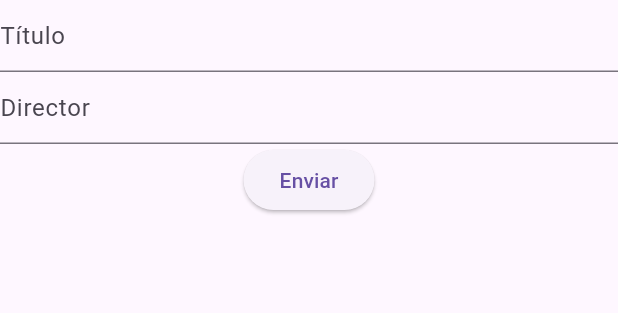
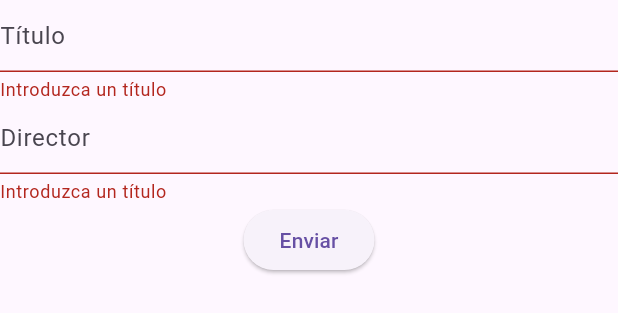
Before and after one commit to AngelChv/proyecto_flutter, a Flutter app: the FilmForm widget shown alone on an empty page, opened directly, after a tap on "Enviar", on a phone screen of 412 x 824 dp. Shown: the top 313 px of the screen. Run offline on Flutter 3.47's test engine with Material 3 defaults, Android fonts, the phone set to English and light mode, and no system bars; our stand-ins replace sqflite, sqflite_common_ffi; accounts and stored records are empty.

Commit message:
Crear película con título y director indicados en el formulario, faltan el resto de campos y realizar comprobaciones. Cuando se crea se añade directamente a la lista de películas en memoria.

```diff
--- a/lib/ui/film/view_model/film_view_model.dart
+++ b/lib/ui/film/view_model/film_view_model.dart
@@ -15,8 +15,10 @@ class FilmViewModel extends ChangeNotifier {
     });
   }
 
-  createFilm() {
-
+  createFilm(Film film) {
+    filmRepository.insert(film);
+    // todo realizar comprobaciones
+    _films.add(film);
     notifyListeners();
   }
 }
--- a/lib/ui/film/widgets/film_form.dart
+++ b/lib/ui/film/widgets/film_form.dart
@@ -1,4 +1,8 @@
 import 'package:flutter/material.dart';
+import 'package:provider/provider.dart';
+import 'package:proyecto_flutter/ui/film/view_model/film_view_model.dart';
+
+import '../../../domain/models/film.dart';
 
 class FilmForm extends StatefulWidget {
   const FilmForm({super.key});
@@ -9,16 +13,18 @@ class FilmForm extends StatefulWidget {
 
 class _FilmFormState extends State<FilmForm> {
   final _formKey = GlobalKey<FormState>();
+  final titleController = TextEditingController();
+  final directorController = TextEditingController();
 
   @override
   Widget build(BuildContext context) {
     return Form(
+      key: _formKey,
       child: Column(
         children: [
           TextFormField(
-            decoration: const InputDecoration(
-                hintText: "Título"
-            ),
+            controller: titleController,
+            decoration: const InputDecoration(hintText: "Título"),
             validator: (value) {
               if (value == null || value.isEmpty) {
                 return "Introduzca un título";
@@ -26,11 +32,9 @@ class _FilmFormState extends State<FilmForm> {
               return null;
             },
           ),
-
           TextFormField(
-            decoration: const InputDecoration(
-                hintText: "Director"
-            ),
+            controller: directorController,
+            decoration: const InputDecoration(hintText: "Director"),
             validator: (value) {
               if (value == null || value.isEmpty) {
                 return "Introduzca un título";
@@ -38,13 +42,19 @@ class _FilmFormState extends State<FilmForm> {
               return null;
             },
           ),
-
           ElevatedButton(
             onPressed: () {
               if (_formKey.currentState!.validate()) {
+                context.read<FilmViewModel>().createFilm(Film(
+                      title: titleController.text,
+                      director: directorController.text,
+                      year: 1,
+                      duration: Duration(minutes: 1),
+                      description: "hola",
+                      posterPath: "https://placehold.co/900x1600/png",
+                    ));
                 ScaffoldMessenger.of(context).showSnackBar(
-                    const SnackBar(content: Text("Enviando formulario..."))
-                );
+                    const SnackBar(content: Text("Película creada")));
               }
             },
             child: const Text("Enviar"),
```
